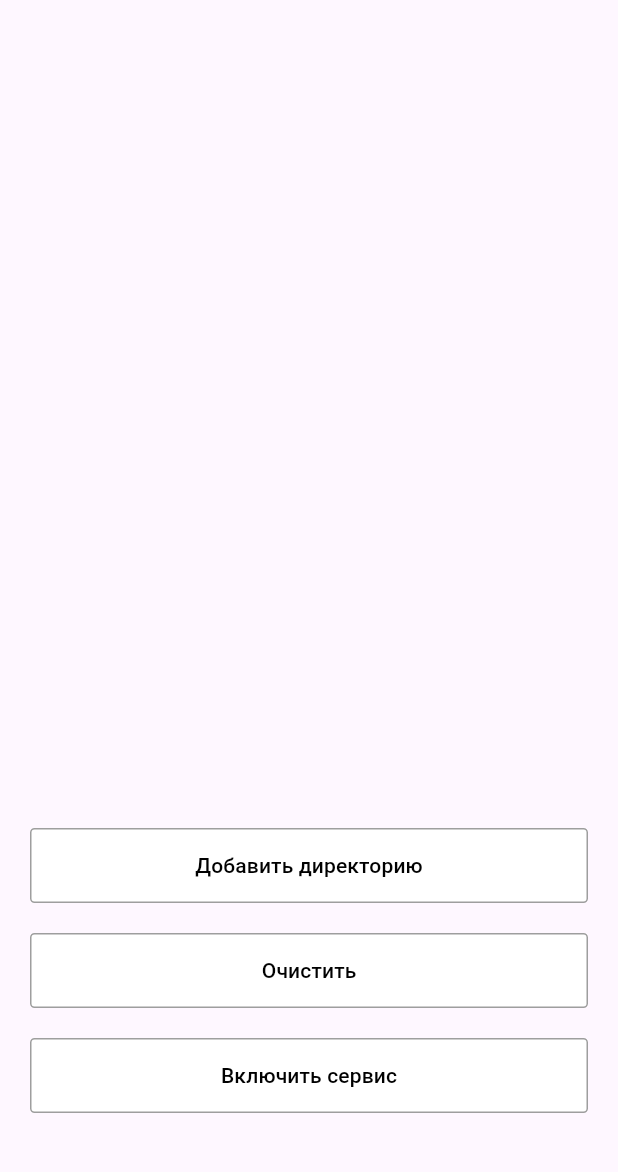
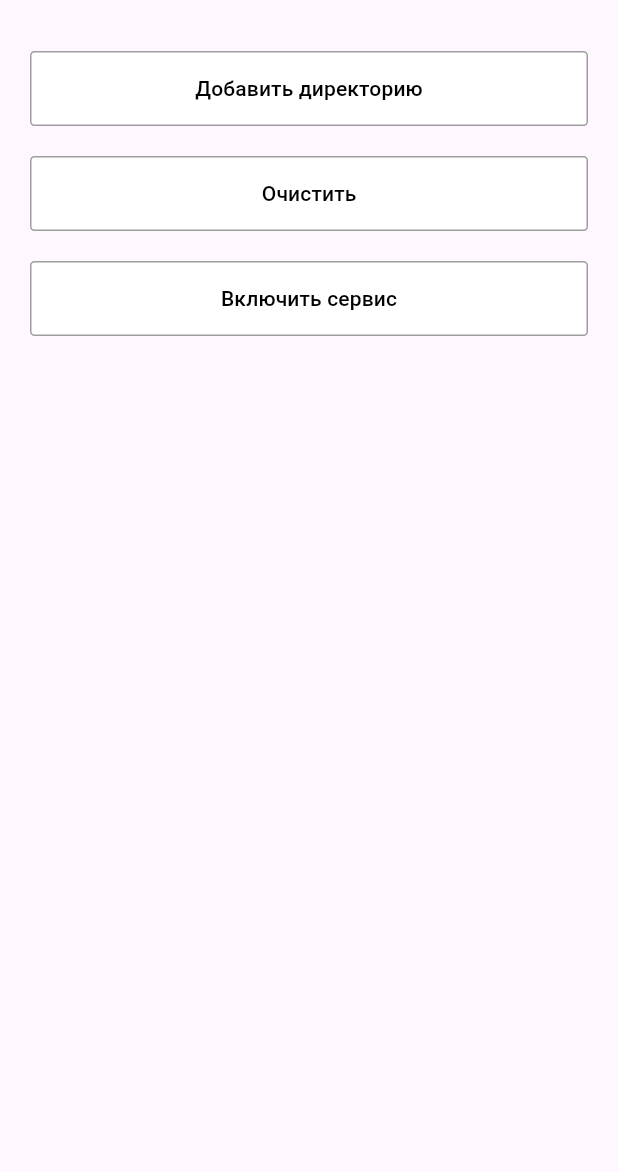
Before and after one commit to qwerti60/file_logger_2_0, a Flutter app: the MonitoringPage screen opened directly, after a tap on "Добавить директорию", on a phone screen of 412 x 824 dp, the part 63-1235 px from its top. Run offline on Flutter 3.47's test engine with Material 3 defaults, Android fonts, the phone set to English and light mode, and no system bars; our stand-ins replace csv, dio, file, file_picker, flutter_svg, open_file and 2 more; missing offline and left inert: ftpconnect, workmanager; accounts and stored records are empty; network calls fail.

Commit message:
dir logs

```diff
--- a/lib/page/monitoring.dart
+++ b/lib/page/monitoring.dart
@@ -12,6 +12,9 @@ import 'package:dio/dio.dart';
 import 'package:flutter/services.dart';
 import 'package:path/path.dart' as p; // Библиотека для работы с путями файлов
 import 'package:file/local.dart'; // Для работы с файловой системой
+import 'package:file_picker/file_picker.dart';
+import 'package:dio/dio.dart'; // Или другой HTTP клиент
+import 'dart:io';
 
 void callbackDispatcher() {
   Workmanager().executeTask((task, inputData) {
@@ -99,30 +102,57 @@ class _MonitoringPageState extends State<MonitoringPage> {
 
   List<String> directories = [];
   // Модифицируем _pickDirectory метод
+  //List<String> directories = [];
+
   Future<void> _pickDirectory() async {
-    String? selectedDirectory = await FilePicker.platform.getDirectoryPath();
+    final result = await FilePicker.platform.getDirectoryPath();
 
-    if (selectedDirectory != null && !directories.contains(selectedDirectory)) {
+    if (result != null && !directories.contains(result)) {
       setState(() {
-        directories.add(selectedDirectory);
+        directories.add(result);
       });
 
-      // URI вашего PHP API скрипта
-      var uri = Uri.parse('http://ivnovav.ru/logger_api/add_directory.php');
+      try {
+        final subDirectories = await _listAllSubdirectories(result);
+        for (var dir in subDirectories) {
+          setState(() {
+            directories.add(dir);
+          });
+        }
 
-      // Отправляем POST запрос
-      var response = await http.post(
-        uri,
-        body: {'directoryPath': selectedDirectory},
+        // Теперь отправьте полный список путей серверу
+        final response = await Dio().post(
+          'http://ivnovav.ru/logger_api/add_directory.php',
+          data: {'directories': directories},
         );
 
-      // Обрабатываем ответ
         if (response.statusCode == 200) {
-        print("Директория успешно добавлена: $selectedDirectory");
+          print("Все директории успешно добавлены!");
+          print(directories);
         } else {
-        print("Ошибка при добавлении директории.");
+          print("Ошибка при добавлении директорий.");
+        }
+      } catch (e) {
+        print(e.toString());
       }
     }
+  }
+
+  /// Рекурсивная функция для сбора всех подпапок
+  Future<List<String>> _listAllSubdirectories(String directoryPath) async {
+    final Directory dir = Directory(directoryPath);
+    final allPaths = <String>[directoryPath];
+
+    try {
+      final entries = await dir.list(recursive: true).toList();
+      for (final entry in entries) {
+        if (entry is Directory) {
+          allPaths.add(entry.path);
+        }
+      }
+    } on Exception catch (_) {}
+
+    return allPaths;
   }
 
   Future<void> fetchDirectories() async {
@@ -227,15 +257,20 @@ class _MonitoringPageState extends State<MonitoringPage> {
   }
 */
   @override
+  @override
   Widget build(BuildContext context) {
     return Scaffold(
       appBar: AppBar(title: Text('File logger 2.0')),
-      body: Column(
-        //mainAxisAlignment: MainAxisAlignment.spaceBetween,
+      body: SafeArea(
+        // Добавляем SafeArea для предотвращения проблем с навигационной панелью
+        child: SingleChildScrollView(
+          // Прокручиваемый контейнер
+          child: Column(
+            mainAxisSize: MainAxisSize.min, // Минимизируем размер столбца
             children: [
+              // Содержимое вашей страницы остается прежним
               Container(
                 padding: const EdgeInsets.symmetric(horizontal: 20.0),
-            child: SingleChildScrollView(
                 child: Column(
                   children: List.generate(directories.length, (index) {
                     return Column(
@@ -247,8 +282,8 @@ class _MonitoringPageState extends State<MonitoringPage> {
                   }),
                 ),
               ),
-          ),
-          Spacer(),
+
+              //////////////              Spacer(), // Удалите этот спейсер, он вызывает смещение вниз
               Container(
                 padding: const EdgeInsets.symmetric(horizontal: 20.0),
                 margin: const EdgeInsets.only(top: 20.0),
@@ -343,11 +378,13 @@ class _MonitoringPageState extends State<MonitoringPage> {
                       foregroundColor:
                           _trackingEnabled
                               ? Colors.white
-                          : Colors.black, // Цвет текста в зависимости от флага
+                              : Colors
+                                  .black, // Цвет текста в зависимости от флага
                       backgroundColor:
                           _trackingEnabled
                               ? Colors.red
-                          : Colors.white, // Цвет фона в зависимости от флага
+                              : Colors
+                                  .white, // Цвет фона в зависимости от флага
                       shape: RoundedRectangleBorder(
                         borderRadius: BorderRadius.all(Radius.circular(3)),
                         side: BorderSide(
@@ -374,14 +411,11 @@ class _MonitoringPageState extends State<MonitoringPage> {
                 ),
               ),
 
-          // Кнопка в нижней части экрана
-          Container(
-            padding: const EdgeInsets.symmetric(horizontal: 20.0),
-            // Добавление отступа сверху
-            margin: const EdgeInsets.only(top: 20.0, bottom: 20.0),
-            child: SizedBox(width: double.infinity),
+              // Дополнительный пустой контейнер внизу для визуального разделения
+              Container(height: 20.0),
+            ],
           ),
-        ],
+        ),
       ),
     );
   }
```
Also changed, not shown: lib/page/logs.dart (+39 -13 lines), lib/page/setting.dart (+38 -3 lines), 1 other file. Lines whose indentation alone changed are shown as unchanged.
